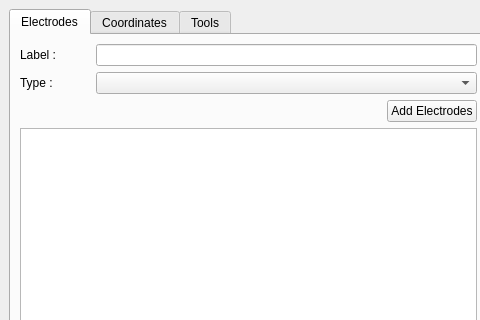
Qt form ciclone/forms/ImagesViewer.ui (NeuroTech-Platform/CiCLONE) before a commit; both pictures show x 0 to 480 and y 0 to 320 of the 800 by 614 pixel window.
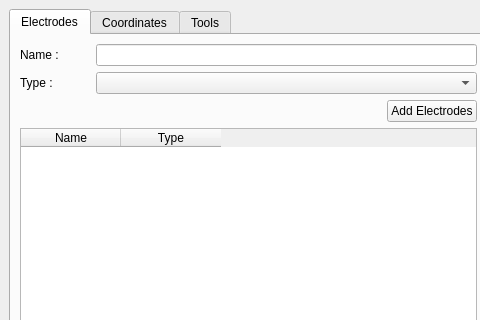
The same form after that commit. Custom widgets are drawn as their Qt base class.

Commit message:
Beginning of electrode management List of electrode dixi Entry / output click
TODO:
    mark entry / output on the different slices for visualisation
    process the coordinates to mark the different contacts
    export the coordinates file

```diff
--- a/ciclone/forms/ImagesViewer.ui
+++ b/ciclone/forms/ImagesViewer.ui
@@ -40,7 +40,7 @@
               </size>
              </property>
              <property name="text">
-              <string>Label :</string>
+              <string>Name :</string>
              </property>
             </widget>
            </item>
@@ -101,7 +101,18 @@
           </layout>
          </item>
          <item row="3" column="0">
-          <widget class="QTableWidget" name="tableWidget"/>
+          <widget class="QTableWidget" name="ElectrodeTableWidget">
+           <column>
+            <property name="text">
+             <string>Name</string>
+            </property>
+           </column>
+           <column>
+            <property name="text">
+             <string>Type</string>
+            </property>
+           </column>
+          </widget>
          </item>
         </layout>
        </widget>
```
Left out of the diff: 20 changed lines with no effect on the pictures. The commit also changes 14 other files.
